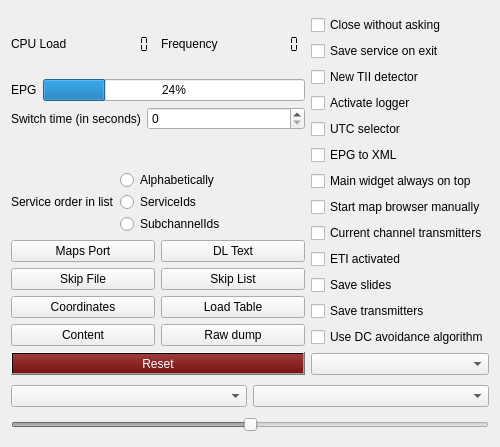
First picture: the form in forms/config-helper.ui, repository tomneda/DABstar, before the edit.
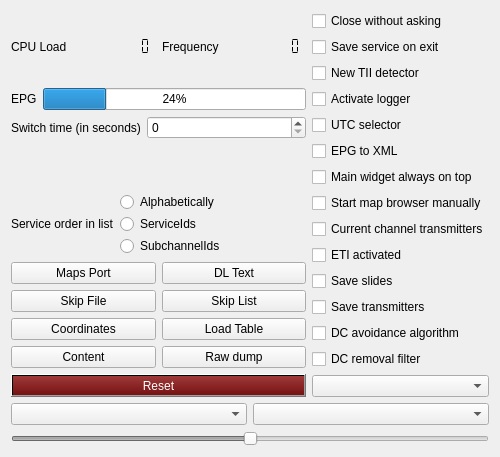
Second picture: the form after the edit. Custom widgets are drawn as their Qt base class.

Commit message: Provide DC removal filter

```diff
--- a/forms/config-helper.ui
+++ b/forms/config-helper.ui
@@ -420,7 +420,17 @@
           <string>&lt;html&gt;&lt;head/&gt;&lt;body&gt;&lt;p&gt;&lt;span style=&quot; font-weight:600;&quot;&gt;Try to avoid a DC compoment on used OFDM-bins around the 0Hz-OFDM-bin.&lt;/span&gt;&lt;/p&gt;&lt;p&gt;Many SDR devices have an analog IQ receiving concept. This tends to have a DC component at 0Hz baseband. &lt;/p&gt;&lt;p&gt;Therefore, the DAB standard do not use the OFDM-bin at 0Hz to avoid decoding problems. But as the frequency correction is usually done only in the baseband, the DC could be seen also in the neighbor OFDM-bins where the demodulation of the data could be bad.&lt;/p&gt;&lt;p&gt;This feature tries to use the RF synthesizer on the SDR device to shift the DC component to the unsused 0Hz-OFDM-bin again. The remaining frequency correction is still done in the baseband.&lt;/p&gt;&lt;p&gt;Not all devices allows fine RF frequency tuning (and not on all relevant frequencies), so this is not always working fully well, but should also not cause any harm.&lt;/p&gt;&lt;p&gt;This should make a difference in bad reception conditions. See needed RS (Reed-Solomon) correction.&lt;/p&gt;&lt;p&gt;While switching audio could drop for a short time.&lt;/p&gt;&lt;/body&gt;&lt;/html&gt;</string>
          </property>
          <property name="text">
-          <string>Use DC avoidance algorithm</string>
+          <string>DC avoidance algorithm</string>
+         </property>
+        </widget>
+       </item>
+       <item>
+        <widget class="QCheckBox" name="cbDcRemovalFilter">
+         <property name="toolTip">
+          <string>&lt;html&gt;&lt;head/&gt;&lt;body&gt;&lt;p&gt;&lt;span style=&quot; font-weight:600;&quot;&gt;DC removal filter&lt;/span&gt;&lt;/p&gt;&lt;p&gt;This removes the possible remaining DC from the input signal. &lt;/p&gt;&lt;p&gt;Together with the &lt;span style=&quot; font-style:italic;&quot;&gt;DC Avoidance Algrithm&lt;/span&gt; this should be of an advantage. But with not all situations and device this will work well.&lt;/p&gt;&lt;p&gt;You would see the DC on the &amp;quot;needle&amp;quot; in the spectrum view (upper right corner).&lt;/p&gt;&lt;/body&gt;&lt;/html&gt;</string>
+         </property>
+         <property name="text">
+          <string>DC removal filter</string>
          </property>
         </widget>
        </item>
```
The commit also changes 6 other files.
